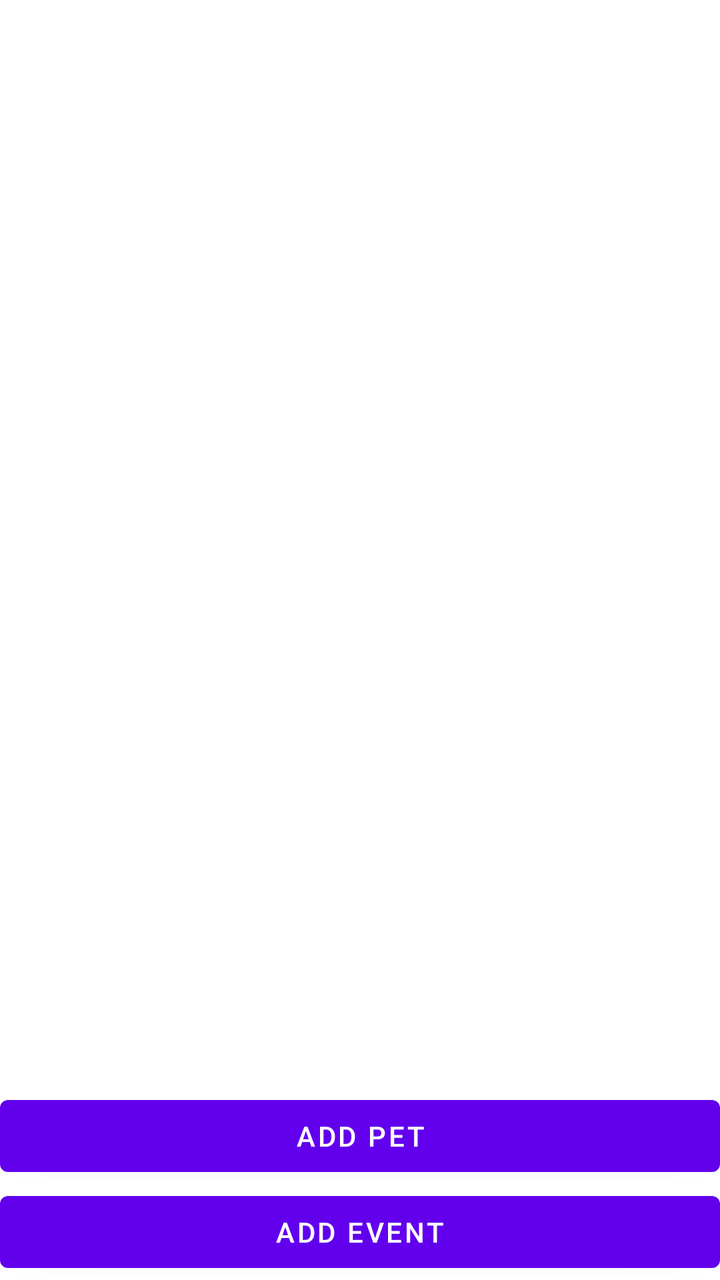
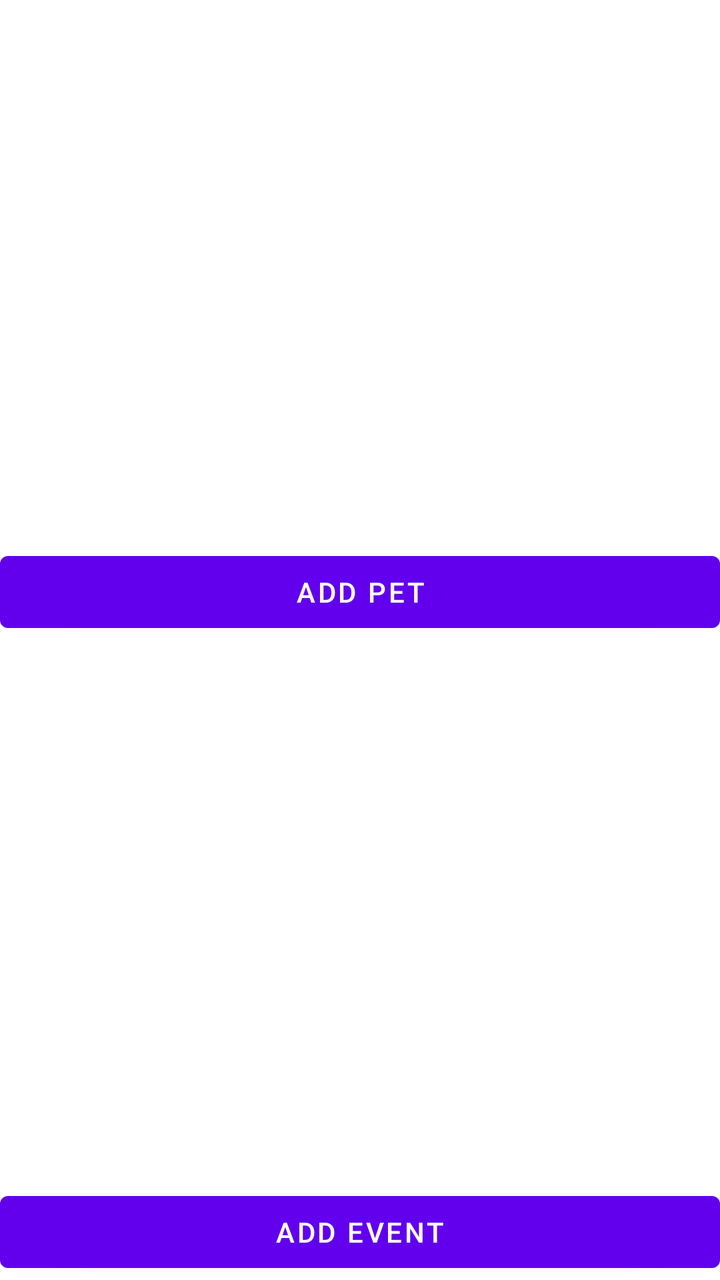

The first picture is an Android layout as it rendered before a commit; the second is the same layout after the commit. The layout source and the unified diff follow.
<!-- AndroidManifest.xml: application theme Theme.GuineaPigLog -->
<!-- res/layout/fragment_home.xml -->
<?xml version="1.0" encoding="utf-8"?>
<layout
    xmlns:android="http://schemas.android.com/apk/res/android"
    xmlns:app="http://schemas.android.com/apk/res-auto"
    xmlns:tools="http://schemas.android.com/tools"
    tools:context=".HomeFragment">
    <data>
        <variable
            name="viewModel"
            type="com.hfad.guineapiglog.HomeViewModel" />
    </data>
    <ScrollView
        android:layout_width="match_parent"
        android:layout_height="match_parent"
        android:fillViewport="true">

        <LinearLayout
            android:layout_width="match_parent"
            android:layout_height="match_parent"
            android:orientation="vertical">

            <androidx.recyclerview.widget.RecyclerView
                android:id="@+id/pets_list"
                android:layout_width="match_parent"
                android:layout_height="0dp"
                android:layout_weight="1"
                android:gravity="top"
                app:layoutManager="androidx.recyclerview.widget.LinearLayoutManager"/>

            <Button
                android:id="@+id/add_pet_button"
                android:layout_width="match_parent"
                android:layout_height="wrap_content"
                android:text="@string/add_pet" />

            <Button
                android:id="@+id/add_event_button"
                android:layout_width="match_parent"
                android:layout_height="wrap_content"
                android:text="@string/add_event" />
        </LinearLayout>
    </ScrollView>
</layout>
<!-- resources referenced by this layout -->
<resources>
  <string name="add_event">Add Event</string>
  <string name="add_pet">Add Pet</string>
  <style name="Theme.GuineaPigLog" parent="Theme.MaterialComponents.DayNight.DarkActionBar">
          
          <item name="colorPrimary">@color/purple_500</item>
          <item name="colorPrimaryVariant">@color/purple_700</item>
          <item name="colorOnPrimary">@color/white</item>
          
          <item name="colorSecondary">@color/teal_200</item>
          <item name="colorSecondaryVariant">@color/teal_700</item>
          <item name="colorOnSecondary">@color/black</item>
          
          <item name="android:statusBarColor" tools:targetApi="l">?attr/colorPrimaryVariant</item>
          
      </style>
  <color name="purple_500">#FF6200EE</color>
  <color name="purple_700">#FF3700B3</color>
  <color name="white">#FFFFFFFF</color>
  <color name="teal_200">#FF03DAC5</color>
  <color name="teal_700">#FF018786</color>
  <color name="black">#FF000000</color>
</resources>

<!-- the commit's change to res/layout/fragment_home.xml (unified diff, before → after) -->
@@ -33,6 +33,14 @@
                 android:layout_height="wrap_content"
                 android:text="@string/add_pet" />
 
+            <androidx.recyclerview.widget.RecyclerView
+                android:id="@+id/events_list"
+                android:layout_width="match_parent"
+                android:layout_height="0dp"
+                android:layout_weight="1"
+                android:gravity="top"
+                app:layoutManager="androidx.recyclerview.widget.LinearLayoutManager"/>
+
             <Button
                 android:id="@+id/add_event_button"
                 android:layout_width="match_parent"
